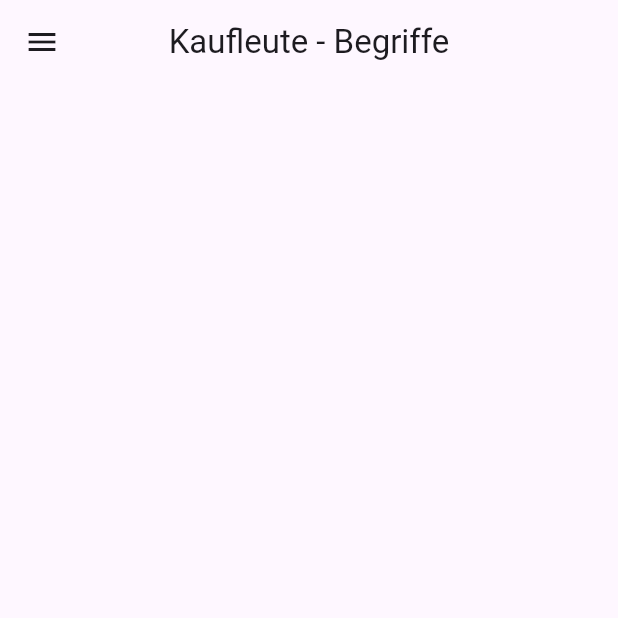
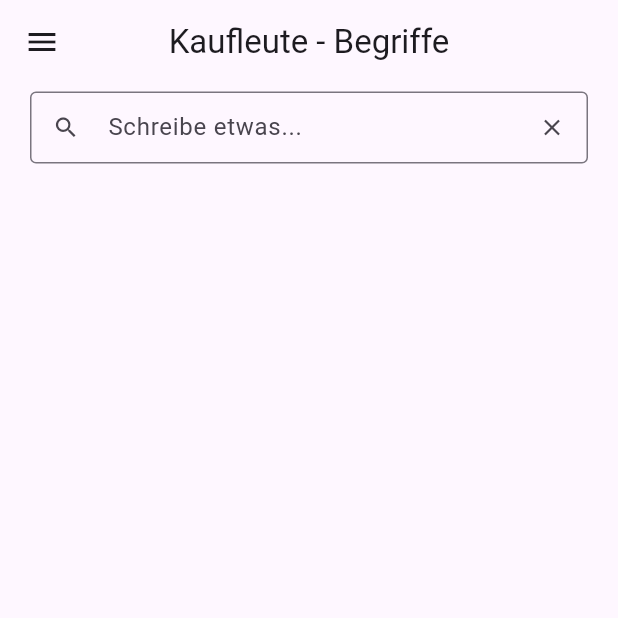
Before and after one commit to sahibul-nf/ecommerce_glossary, a Flutter app: the HomePage screen opened directly, on a phone screen of 412 x 824 dp, the top half of it. Run offline on Flutter 3.47's test engine with Material 2 defaults, Android fonts, the phone set to English and light mode, and no system bars; our stand-ins replace google_fonts.

Commit message:
✨ feat: search form widget

```diff
--- a/lib/pages/home_page.dart
+++ b/lib/pages/home_page.dart
@@ -1,6 +1,7 @@
 import 'package:flutter/material.dart';
 
 import '../widgets/drawer.dart';
+import '../widgets/search_form.dart';
 
 class HomePage extends StatefulWidget {
   const HomePage({super.key});
@@ -10,6 +11,8 @@ class HomePage extends StatefulWidget {
 }
 
 class _HomePageState extends State<HomePage> {
+  final _controller = TextEditingController();
+
   @override
   Widget build(BuildContext context) {
     return Scaffold(
@@ -19,9 +22,14 @@ class _HomePageState extends State<HomePage> {
         scrolledUnderElevation: 0,
       ),
       drawer: const AppDrawer(),
-      body: const Column(
+      body: Column(
         children: [
           // Search Form
+          SearchForm(
+            controller: _controller,
+            onChanged: null,
+            onClose: null,
+          ),
           // List of Terms
         ],
       ),
--- /dev/null
+++ b/lib/widgets/search_form.dart
@@ -0,0 +1,35 @@
+import 'package:flutter/material.dart';
+
+class SearchForm extends StatelessWidget {
+  const SearchForm({
+    Key? key,
+    required this.controller,
+    this.onChanged,
+    this.onClose,
+  }) : super(key: key);
+
+  final TextEditingController controller;
+  final void Function(String)? onChanged;
+  final void Function()? onClose;
+
+  @override
+  Widget build(BuildContext context) {
+    return Padding(
+      padding: const EdgeInsets.symmetric(horizontal: 20, vertical: 5),
+      child: TextField(
+        controller: controller,
+        onChanged: onChanged,
+        decoration: InputDecoration(
+          border: const OutlineInputBorder(),
+          hintText: 'Schreibe etwas...',
+          prefixIcon: const Icon(Icons.search),
+          isDense: true,
+          suffixIcon: IconButton(
+            onPressed: onClose,
+            icon: const Icon(Icons.close),
+          ),
+        ),
+      ),
+    );
+  }
+}
```
